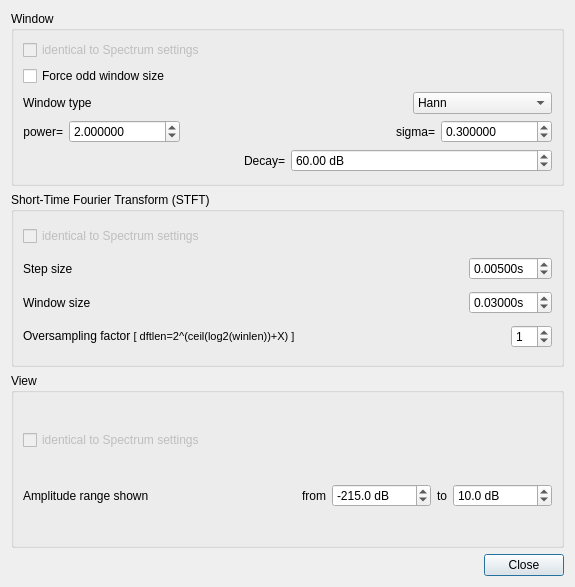
Above: src/gvspectrogramwdialogsettings.ui from gillesdegottex/dfasma before the change. Below: the same form after it.
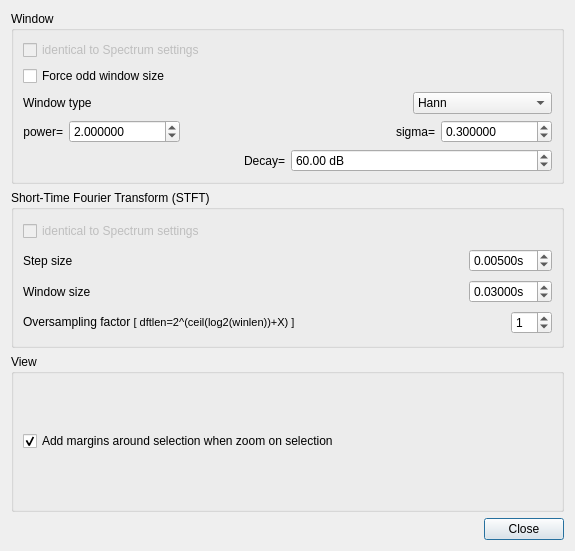
That is the form after the change.

```diff
--- a/src/gvspectrogramwdialogsettings.ui
+++ b/src/gvspectrogramwdialogsettings.ui
@@ -7,7 +7,7 @@
     <x>0</x>
     <y>0</y>
     <width>575</width>
-    <height>587</height>
+    <height>551</height>
    </rect>
   </property>
   <property name="windowTitle">
@@ -366,93 +366,15 @@
      </property>
      <layout class="QVBoxLayout" name="verticalLayout_3">
       <item>
-       <widget class="QCheckBox" name="checkBox_3">
-        <property name="enabled">
-         <bool>false</bool>
-        </property>
+       <widget class="QCheckBox" name="cbAddMarginsOnSelection">
         <property name="text">
-         <string>identical to Spectrum settings</string>
+         <string>Add margins around selection when zoom on selection</string>
+        </property>
+        <property name="checked">
+         <bool>true</bool>
         </property>
        </widget>
       </item>
-      <item>
-       <layout class="QHBoxLayout" name="horizontalLayout_10">
-        <item>
-         <widget class="QLabel" name="label_7">
-          <property name="sizePolicy">
-           <sizepolicy hsizetype="MinimumExpanding" vsizetype="Preferred">
-            <horstretch>0</horstretch>
-            <verstretch>0</verstretch>
-           </sizepolicy>
-          </property>
-          <property name="text">
-           <string>Amplitude range shown</string>
-          </property>
-         </widget>
-        </item>
-        <item>
-         <widget class="QLabel" name="label_8">
-          <property name="text">
-           <string>from</string>
-          </property>
-          <property name="alignment">
-           <set>Qt::AlignRight|Qt::AlignTrailing|Qt::AlignVCenter</set>
-          </property>
-         </widget>
-        </item>
-        <item>
-         <widget class="QDoubleSpinBox" name="sbSpectrogramAmplitudeRangeMin">
-          <property name="suffix">
-           <string> dB</string>
-          </property>
-          <property name="decimals">
-           <number>1</number>
-          </property>
-          <property name="minimum">
-           <double>-1000000.000000000000000</double>
-          </property>
-          <property name="maximum">
-           <double>1000000.000000000000000</double>
-          </property>
-          <property name="singleStep">
-           <double>10.000000000000000</double>
-          </property>
-          <property name="value">
-           <double>-215.000000000000000</double>
-          </property>
-         </widget>
-        </item>
-        <item>
-         <widget class="QLabel" name="label_9">
-          <property name="text">
-           <string>to</string>
-          </property>
-         </widget>
-        </item>
-        <item>
-         <widget class="QDoubleSpinBox" name="sbSpectrogramAmplitudeRangeMax">
-          <property name="suffix">
-           <string> dB</string>
-          </property>
-          <property name="decimals">
-           <number>1</number>
-          </property>
-          <property name="minimum">
-           <double>-1000000.000000000000000</double>
-          </property>
-          <property name="maximum">
-           <double>1000000.000000000000000</double>
-          </property>
-          <property name="singleStep">
-           <double>10.000000000000000</double>
-          </property>
-          <property name="value">
-           <double>10.000000000000000</double>
-          </property>
-         </widget>
-        </item>
-       </layout>
-      </item>
      </layout>
     </widget>
    </item>
```
